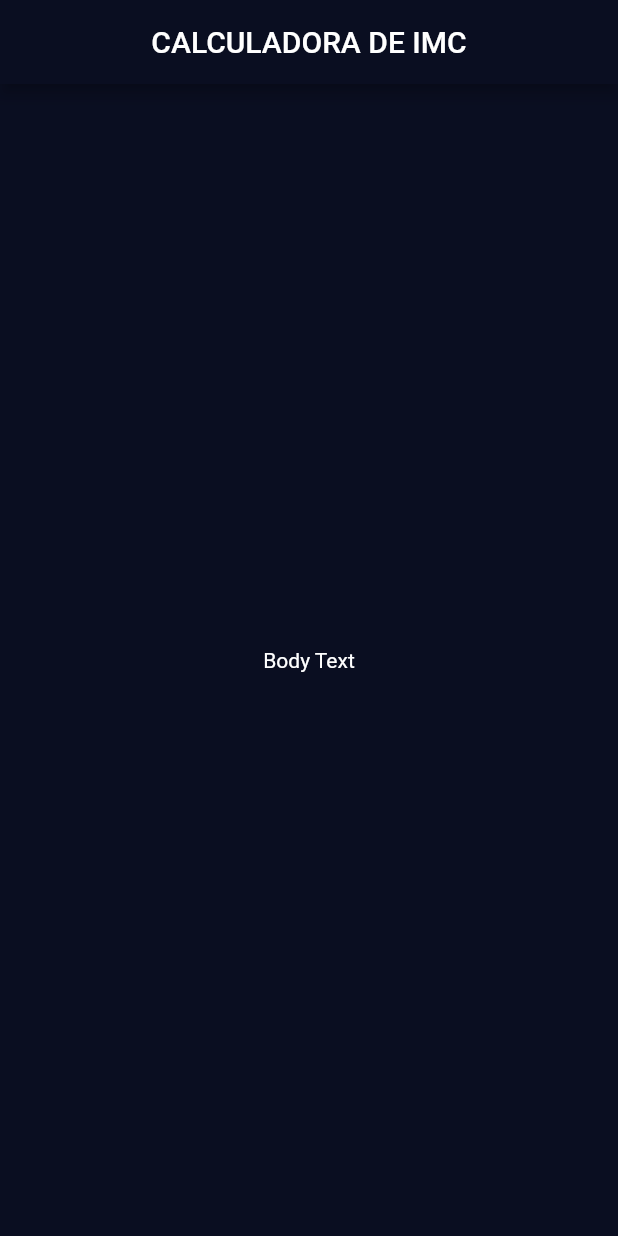
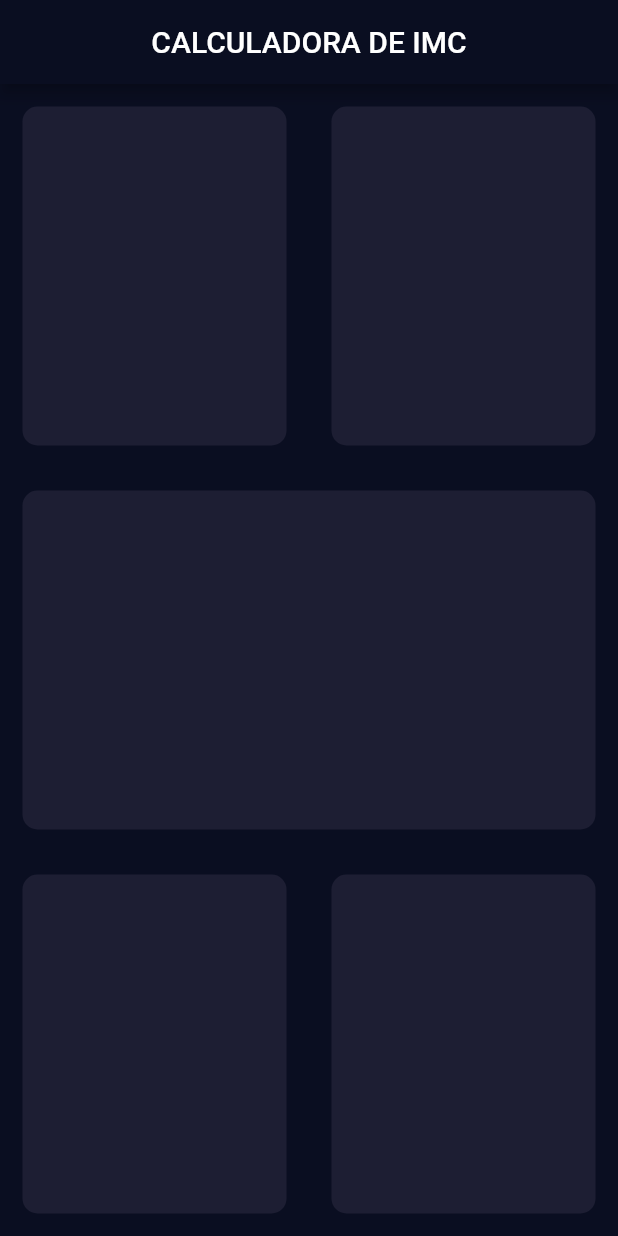
Before and after one commit to joaopaulozorek/calculadora-imc, a Flutter app: the screen it shows after launch, on a phone screen of 412 x 824 dp. Run offline on Flutter 3.47's test engine with Material 2 defaults, Android fonts, the phone set to English and light mode, and no system bars.

Commit message:
Criando os cards e organizando o layout

```diff
--- a/lib/input_page.dart
+++ b/lib/input_page.dart
@@ -13,9 +13,63 @@ class _InputPageState extends State<InputPage> {
         centerTitle: true,
         title: Text('CALCULADORA DE IMC'),
       ),
-      body: Center(
-        child: Text('Body Text'),
+      body: Column(
+        children: [
+          Expanded(
+            child: Row(
+              children: [
+                Expanded(
+                  child: ReusableCard(
+                    colour: Color(0xFF1D1E33),
+                  ),
+                ),
+                Expanded(
+                  child: ReusableCard(
+                    colour: Color(0xFF1D1E33),
+                  ),
+                ),
+              ],
+            ),
+          ),
+          Expanded(
+            child: ReusableCard(
+              colour: Color(0xFF1D1E33),
+            ),
+          ),
+          Expanded(
+            child: Row(
+              children: [
+                Expanded(
+                  child: ReusableCard(
+                    colour: Color(0xFF1D1E33),
+                  ),
+                ),
+                Expanded(
+                  child: ReusableCard(
+                    colour: Color(0xFF1D1E33),
+                  ),
+                ),
+              ],
+            ),
+          ),
+        ],
       ),
     );
   }
 }
+
+class ReusableCard extends StatelessWidget {
+  final Color colour;
+
+  ReusableCard({@required this.colour});
+  @override
+  Widget build(BuildContext context) {
+    return Container(
+      margin: EdgeInsets.all(15),
+      decoration: BoxDecoration(
+        borderRadius: BorderRadius.circular(10),
+        color: colour,
+      ),
+    );
+  }
+}
```
